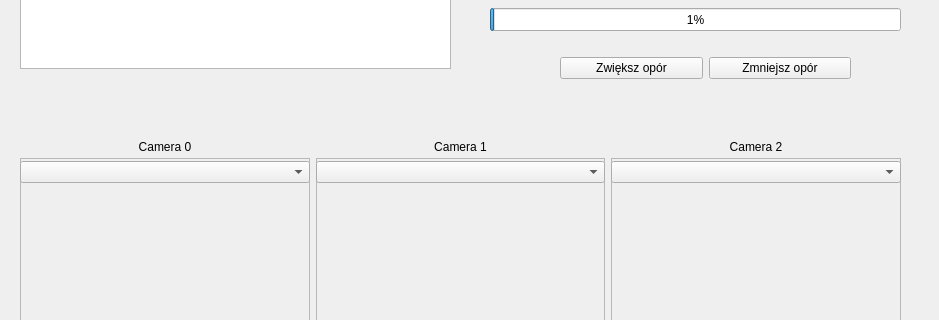
First picture: the form in mainwindow.ui, repository michalubczynski/Opornica, before the edit; both pictures show x 0 to 939 and y 382 to 702 of the 939 by 796 pixel window.
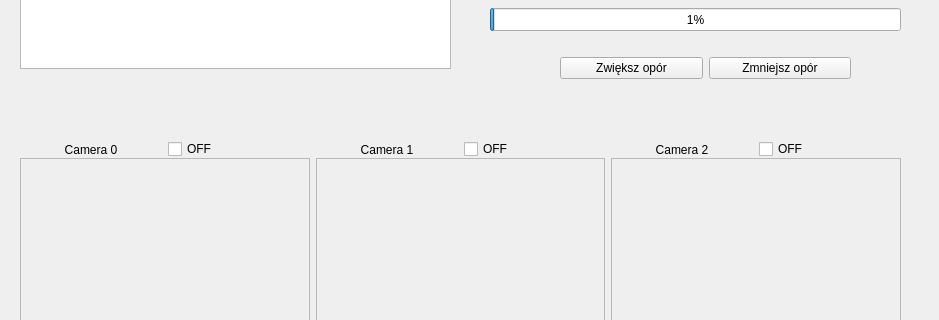
Second picture: the form after the edit.

What changed in the file:
```diff
--- a/mainwindow.ui
+++ b/mainwindow.ui
@@ -349,14 +349,14 @@
       <x>20</x>
       <y>520</y>
       <width>881</width>
-      <height>45</height>
+      <height>23</height>
      </rect>
     </property>
-    <layout class="QHBoxLayout" name="horizontalLayout_7">
+    <layout class="QHBoxLayout" name="horizontalLayout_10">
      <item>
-      <layout class="QVBoxLayout" name="verticalLayout_9">
+      <layout class="QHBoxLayout" name="horizontalLayout_7">
        <item>
-        <widget class="QLabel" name="label_8">
+        <widget class="QLabel" name="label_11">
          <property name="text">
           <string>Camera 0</string>
          </property>
@@ -366,14 +366,18 @@
         </widget>
        </item>
        <item>
-        <widget class="QComboBox" name="box_wybierz_urzadzenie_3"/>
+        <widget class="QCheckBox" name="camera_0_check">
+         <property name="text">
+          <string>OFF</string>
+         </property>
+        </widget>
        </item>
       </layout>
      </item>
      <item>
-      <layout class="QVBoxLayout" name="verticalLayout_8">
+      <layout class="QHBoxLayout" name="horizontalLayout_9">
        <item>
-        <widget class="QLabel" name="label_7">
+        <widget class="QLabel" name="label_8">
          <property name="text">
           <string>Camera 1</string>
          </property>
@@ -383,14 +387,18 @@
         </widget>
        </item>
        <item>
-        <widget class="QComboBox" name="box_wybierz_urzadzenie_2"/>
+        <widget class="QCheckBox" name="camera_1_check">
+         <property name="text">
+          <string>OFF</string>
+         </property>
+        </widget>
        </item>
       </layout>
      </item>
      <item>
-      <layout class="QVBoxLayout" name="verticalLayout_12">
+      <layout class="QHBoxLayout" name="horizontalLayout_8">
        <item>
-        <widget class="QLabel" name="label_11">
+        <widget class="QLabel" name="label_7">
          <property name="text">
           <string>Camera 2</string>
          </property>
@@ -400,7 +408,11 @@
         </widget>
        </item>
        <item>
-        <widget class="QComboBox" name="box_wybierz_urzadzenie_4"/>
+        <widget class="QCheckBox" name="camera_2_check">
+         <property name="text">
+          <string>OFF</string>
+         </property>
+        </widget>
        </item>
       </layout>
      </item>
```
Left out of the diff: 6 changed lines with no effect on the pictures.
